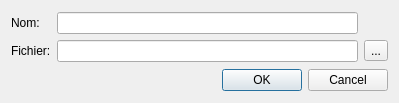
This is Mesher/tinEditorUi/hdtineditornewdialog.ui in vcloarec/ReosProject as Qt 5 draws it before an edit. The edited form follows.
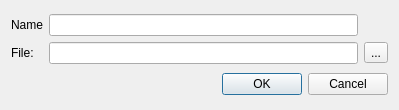
This is the edited form.

Patch:
```diff
--- a/Mesher/tinEditorUi/hdtineditornewdialog.ui
+++ b/Mesher/tinEditorUi/hdtineditornewdialog.ui
@@ -7,7 +7,7 @@
     <x>0</x>
     <y>0</y>
     <width>399</width>
-    <height>103</height>
+    <height>110</height>
    </rect>
   </property>
   <property name="windowTitle">
@@ -19,7 +19,7 @@
      <item row="1" column="0">
       <widget class="QLabel" name="label_2">
        <property name="text">
-        <string>Fichier:</string>
+        <string>File:</string>
        </property>
       </widget>
      </item>
@@ -36,7 +36,7 @@
      <item row="0" column="0">
       <widget class="QLabel" name="label">
        <property name="text">
-        <string>Nom:</string>
+        <string>Name</string>
        </property>
       </widget>
      </item>
```
Left out of the diff: 6 changed lines with no effect on the pictures.
